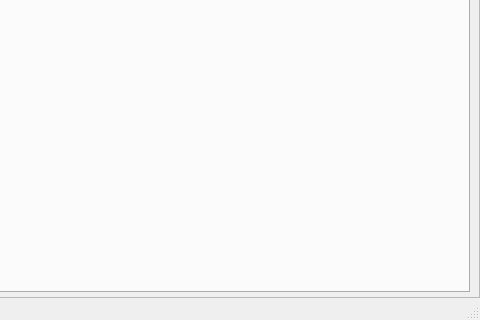
Old version of the form src/prothesis-gui/mainwindow.ui in the repository egeldenhuys/prothesis; both pictures show x 781 to 1261 and y 304 to 624 of the 1261 by 624 pixel window.
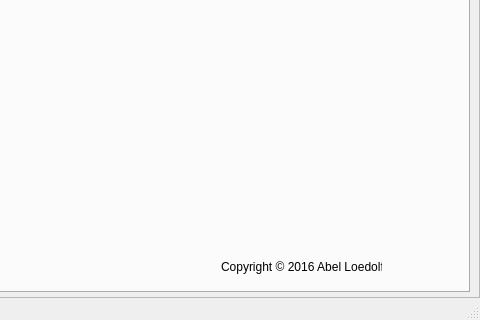
New version of the form. Icons and pictures are not drawn. Custom widgets are drawn as their Qt base class.

Commit message: Add logo to start tab

The edit to the form file:
```diff
--- a/src/prothesis-gui/mainwindow.ui
+++ b/src/prothesis-gui/mainwindow.ui
@@ -576,6 +576,41 @@
              </property>
             </widget>
            </widget>
+           <widget class="QLabel" name="lblLogo">
+            <property name="geometry">
+             <rect>
+              <x>980</x>
+              <y>400</y>
+              <width>241</width>
+              <height>121</height>
+             </rect>
+            </property>
+            <property name="text">
+             <string/>
+            </property>
+            <property name="pixmap">
+             <pixmap resource="resources.qrc">:/images/logo.bmp</pixmap>
+            </property>
+            <property name="scaledContents">
+             <bool>false</bool>
+            </property>
+            <property name="wordWrap">
+             <bool>false</bool>
+            </property>
+           </widget>
+           <widget class="QLabel" name="label_3">
+            <property name="geometry">
+             <rect>
+              <x>990</x>
+              <y>500</y>
+              <width>161</width>
+              <height>16</height>
+             </rect>
+            </property>
+            <property name="text">
+             <string>Copyright © 2016 Abel Loedolff</string>
+            </property>
+           </widget>
           </widget>
           <widget class="QWidget" name="tab_2">
            <attribute name="title">
```
Left out of the diff: 4 changed lines with no effect on the pictures. The commit also changes 4 other files.
